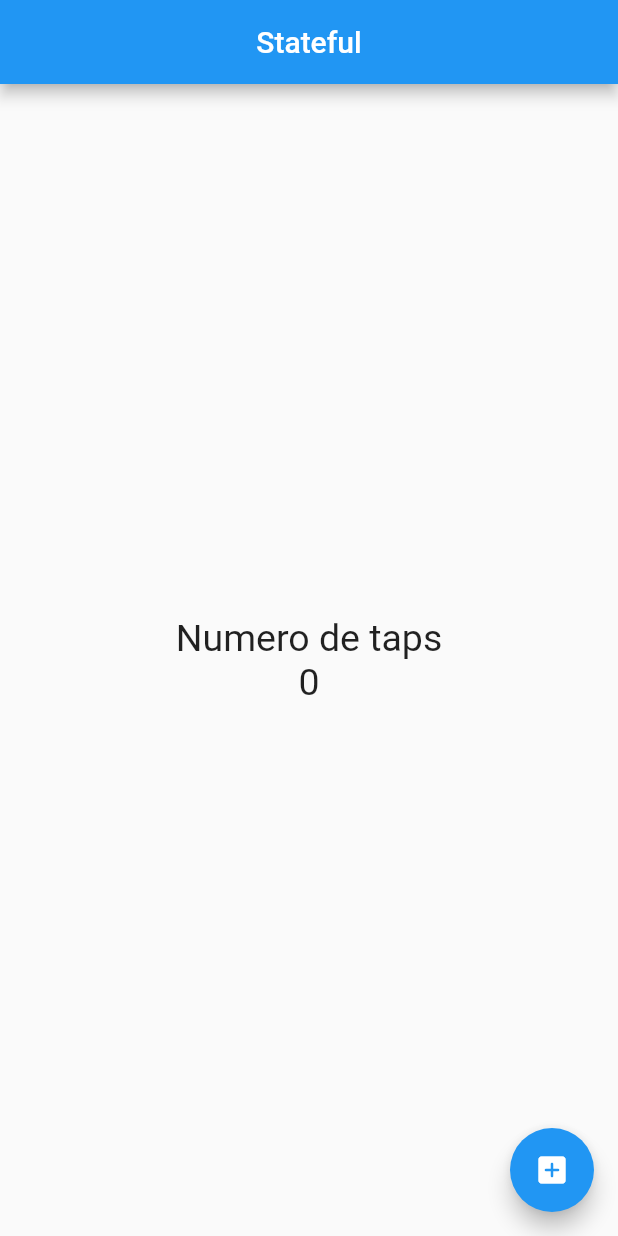
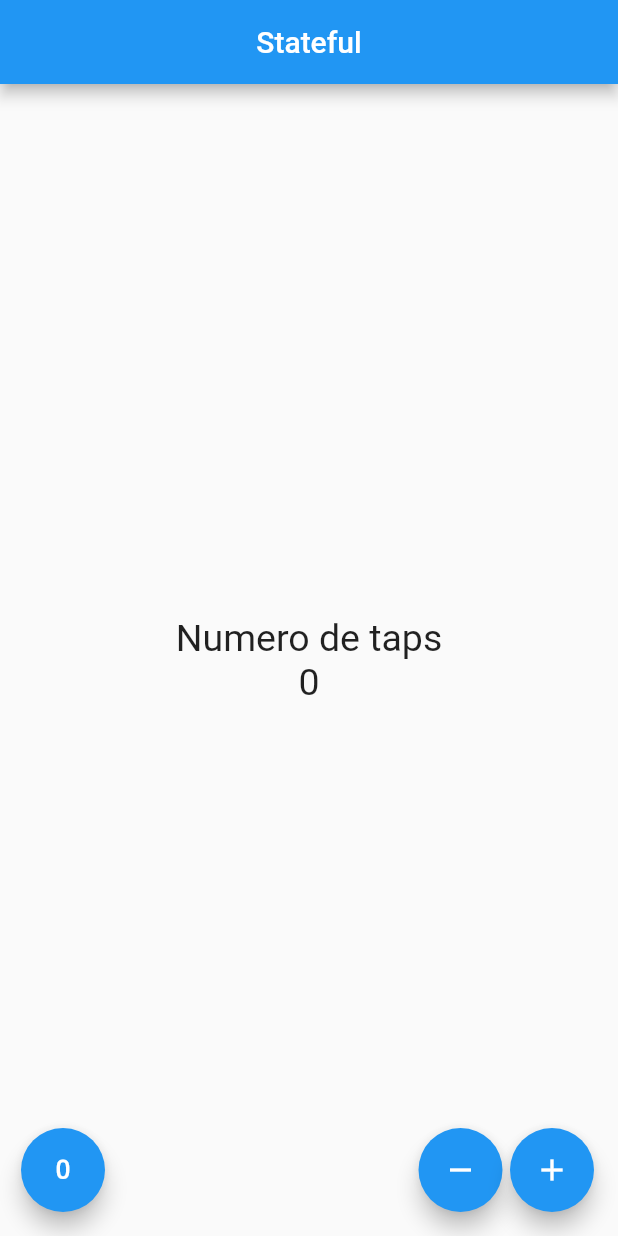
Before and after one commit to iglez/flutter_curso_contador, a Flutter app: the screen it shows after launch, on a phone screen of 412 x 824 dp. Run offline on Flutter 3.47's test engine with Material 2 defaults, Android fonts, the phone set to English and light mode, and no system bars.

```diff
--- a/lib/src/pages/contador_page.dart
+++ b/lib/src/pages/contador_page.dart
@@ -2,7 +2,6 @@ import 'package:flutter/material.dart';
 
 // statefull widget
 class ContadorPage extends StatefulWidget {
-
   @override
   // createState() {
   //   return _ContadorPageState();
@@ -12,7 +11,6 @@ class ContadorPage extends StatefulWidget {
 
 // Estado
 class _ContadorPageState extends State<ContadorPage> {
-
   final TextStyle _estiloTexto = TextStyle(fontSize: 25.0);
   int _conteo = 0;
 
@@ -33,22 +31,22 @@ class _ContadorPageState extends State<ContadorPage> {
           Text('$_conteo', style: _estiloTexto),
         ],
       )),
-      floatingActionButton: FloatingActionButton(
-        child: Icon(Icons.add_box_rounded),
-        onPressed: () {
-          // print('Click');
-          // _conteo++;
+      floatingActionButton: _crearBotones(),
+    );
+  }
 
-          // setState(() {
-
-          // });
-
-          setState(() {
-            _conteo++;
-          });
-
-        },
-      ),
+  Widget _crearBotones() {
+    return Row(
+      mainAxisAlignment: MainAxisAlignment.end,
+      children: [
+        SizedBox(width: 30.0,),
+        FloatingActionButton(onPressed: null, child: Icon(Icons.exposure_zero)),
+        // SizedBox(width: 5.0,),
+        Expanded(child: SizedBox()),
+        FloatingActionButton(onPressed: null, child: Icon(Icons.remove)),
+        SizedBox(width: 5.0,),
+        FloatingActionButton(onPressed: null, child: Icon(Icons.add)),
+      ]
     );
   }
 }
```
